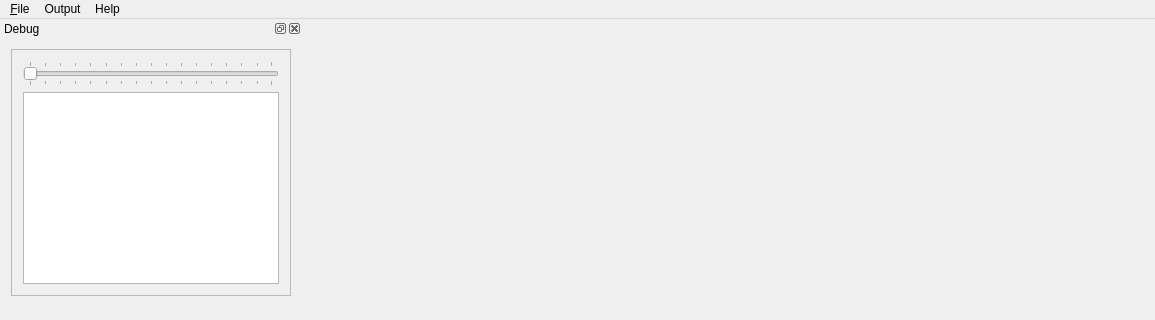
First picture: the form in mainwindow.ui, repository minotor-org/minotor, before the edit; both pictures show x 0 to 1155 and y 0 to 320 of the 1155 by 828 pixel window.
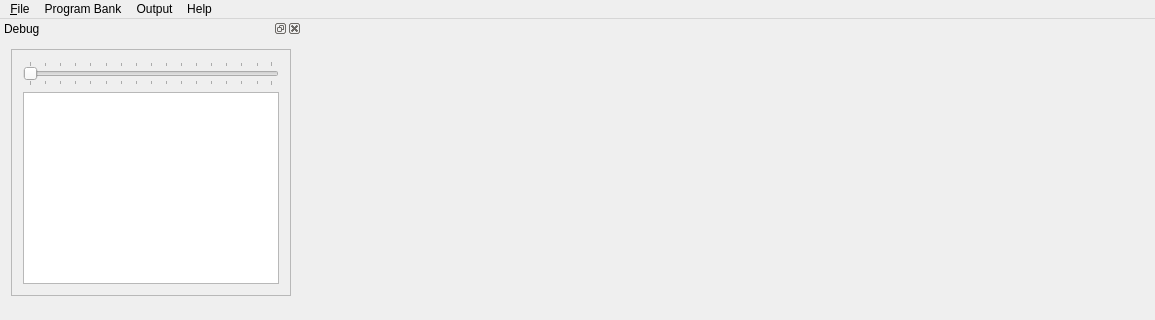
Second picture: the form after the edit. Icons and pictures are not drawn.

Commit message: Ui: new menu "Program Bank" with "New" sub-action

The edit to the form file:
```diff
--- a/mainwindow.ui
+++ b/mainwindow.ui
@@ -45,7 +45,14 @@
     </property>
     <addaction name="actionExternal_master_view"/>
    </widget>
+   <widget class="QMenu" name="menuProgram_Bank">
+    <property name="title">
+     <string>Program Bank</string>
+    </property>
+    <addaction name="actionNew"/>
+   </widget>
    <addaction name="menu_File"/>
+   <addaction name="menuProgram_Bank"/>
    <addaction name="menuOutput"/>
    <addaction name="menuHelp"/>
   </widget>
```
Left out of the diff: 5 changed lines with no effect on the pictures. The commit also changes 2 other files.
